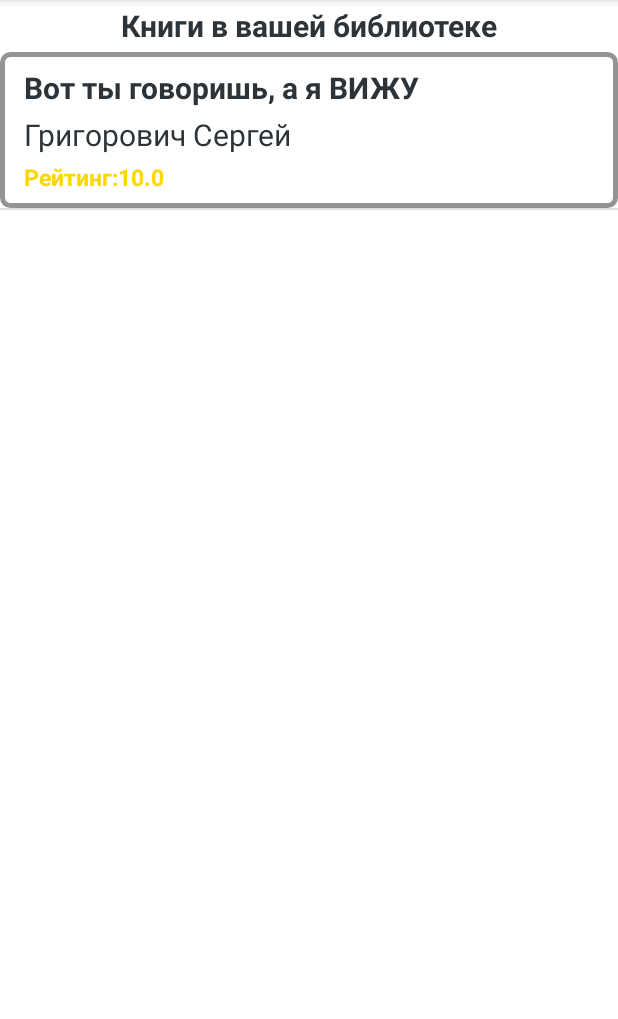
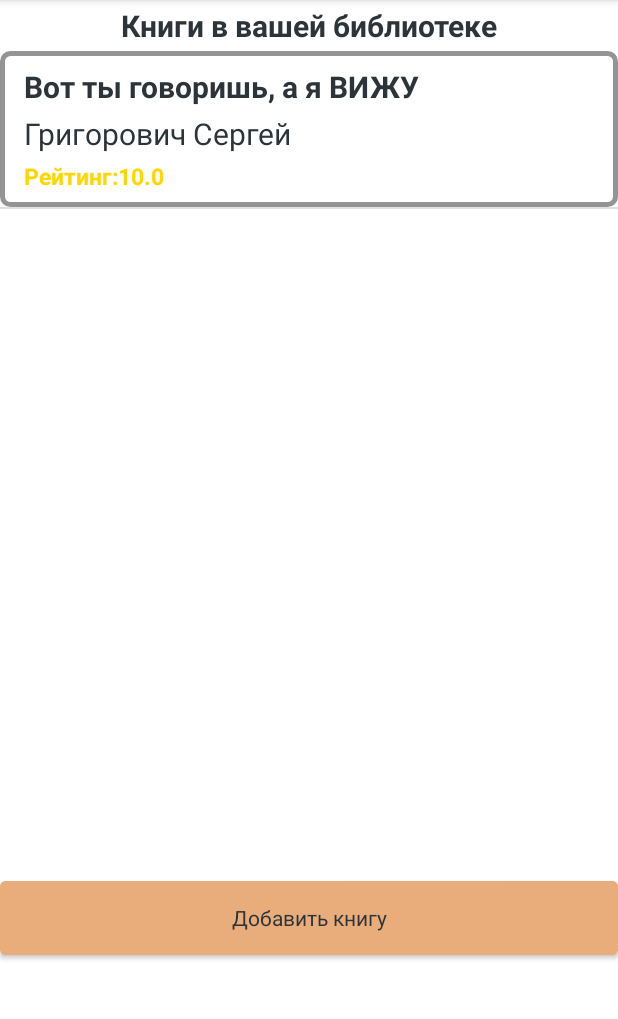
Before and after one commit to ilookhandsometoday/library, an Android app: the BooksActivity screen opened directly, with no data from a screen before it, on a phone screen of 412 x 824 dp, the part 84-1103 px from its top. Run offline under Robolectric (Android 15) with nearby library versions, the phone set to English and light mode, and no system bars; our stand-ins replace Room's generated code.

Commit message:
Add a button for adding books

```diff
--- a/app/src/main/res/layout/activity_books.xml
+++ b/app/src/main/res/layout/activity_books.xml
@@ -22,4 +22,12 @@
         android:layout_height="0dp"
         android:layout_weight="79"
         tools:listitem="@layout/book_item_layout" />
+
+    <Button
+        android:id="@+id/button"
+        android:layout_width="match_parent"
+        android:layout_height="wrap_content"
+        android:layout_weight="2"
+        android:text="@string/books_activity_add_button"
+        style="@style/Theme.Library.Button"/>
 </LinearLayout>
--- a/app/src/main/res/values/strings.xml
+++ b/app/src/main/res/values/strings.xml
@@ -5,4 +5,5 @@
     <string name="main_menu_storage_button">Места хранения</string>
     <string name="main_menu_compilation_button">Подборки</string>
     <string name="books_activity_title">Книги в вашей библиотеке</string>
+    <string name="books_activity_add_button">Добавить книгу</string>
 </resources>
```
